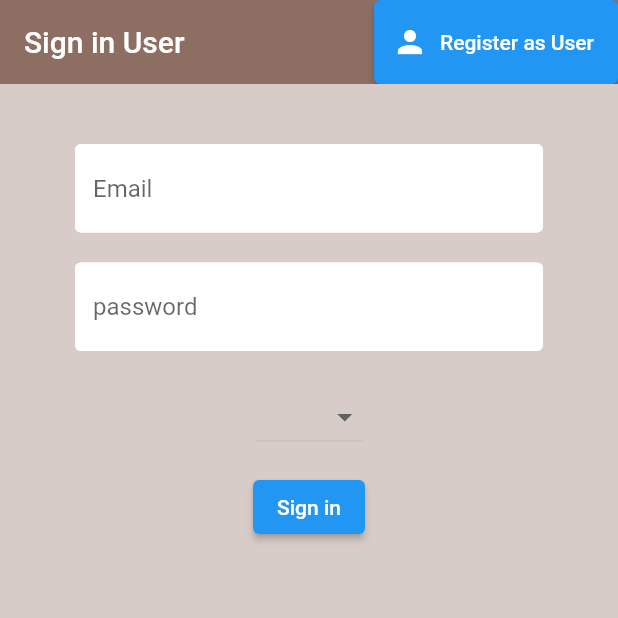
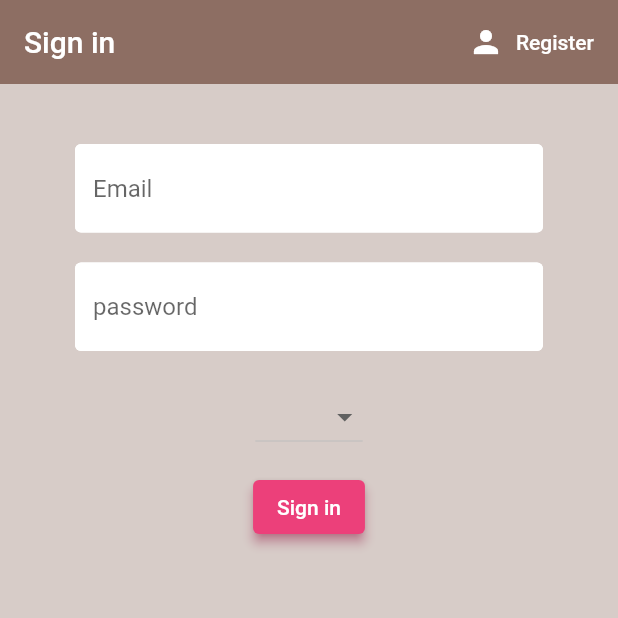
Before and after one commit to AjayKhalsa/MindEase_TE_Project, a Flutter app: the screen it shows after launch, on a phone screen of 412 x 824 dp, the top half of it. Run offline on Flutter 3.47's test engine with Material 2 defaults, Android fonts, the phone set to English and light mode, and no system bars; our stand-ins replace cloud_firestore, firebase_auth, flutter_spinkit; accounts and stored records are empty.

Commit message:
code color push, and working project
gand fati, gand bachi, project chala2.0

```diff
--- a/lib/globals.dart
+++ b/lib/globals.dart
@@ -0,0 +1,5 @@
+library my_prj.globals;
+
+import 'dart:io';
+
+String uid = "amit12";
--- a/lib/main.dart
+++ b/lib/main.dart
@@ -14,6 +14,8 @@ class MyApp extends StatelessWidget {
   @override
   Widget build(BuildContext context) {
     return StreamProvider<User>.value(
+
+
       value: AuthService().user,
       child: MaterialApp(
         home:Wrapper(),
--- a/lib/screens/authenticate/sign_in.dart
+++ b/lib/screens/authenticate/sign_in.dart
@@ -2,6 +2,7 @@ import 'package:flutter/material.dart';
 import 'package:flutter_app3/services/auth.dart';
 import 'package:flutter_app3/shared/constants.dart';
 import 'package:flutter_app3/shared/loading.dart';
+import 'package:flutter_app3/styleguide/colors.dart';
 //import 'package:flutter_app3/screens/authenticate/sign_in_doctor.dart';
 
 class SignIn extends StatefulWidget {
@@ -30,12 +31,18 @@ class _SignInState extends State<SignIn> {
             appBar: AppBar(
               backgroundColor: Colors.brown[400],
               elevation: 0.0,
-              title: Text('Sign in User'),
+              title: Text('Sign in'),
               actions: <Widget>[
-
                 ElevatedButton.icon(
+                  style: ButtonStyle(
+                    backgroundColor:
+                        MaterialStateProperty.all(brown), //Background Color
+                    elevation: MaterialStateProperty.all(0), //Defines Elevation
+                    shadowColor:
+                        MaterialStateProperty.all(brown), //Defines shadowColor
+                  ),
                   icon: Icon(Icons.person),
-                  label: Text('Register as User'),
+                  label: Text('Register'),
                   onPressed: () => widget.toggleView(),
                 ),
               ],
@@ -79,8 +86,16 @@ class _SignInState extends State<SignIn> {
                     ),
                     SizedBox(height: 12.0),
 
-                   ElevatedButton(
+                    ElevatedButton(
                       // color: Colors.pink[400],
+                      style: ButtonStyle(
+                        backgroundColor:
+                            MaterialStateProperty.all(pink), //Background Color
+                        elevation:
+                            MaterialStateProperty.all(3), //Defines Elevation
+                        shadowColor: MaterialStateProperty.all(
+                            pink), //Defines shadowColor
+                      ),
                       child: Text(
                         'Sign in',
                         style: TextStyle(color: Colors.white),
--- a/lib/styleguide/colors.dart
+++ b/lib/styleguide/colors.dart
@@ -8,3 +8,5 @@ const Color secondaryTextColor = Color(0xFF8391A0);
 const Color tertiaryTextColor = Color(0xFFB5ADAC);
 final Color greenColor = Colors.green.shade400;
 const Color blueColor = Colors.lightBlueAccent;
+final Color pink = Colors.pink.shade400;
+final Color brown = Colors.brown[400];
--- a/pubspec.yaml
+++ b/pubspec.yaml
@@ -34,7 +34,7 @@ dev_dependencies:
     sdk: flutter
   firebase_auth:
   cloud_firestore:
-  provider: ^3.1.0
+  provider: ^5.0.0
   flutter_spinkit: ^4.0.0
 
 # For information on the generic Dart part of this file, see the
```
Also changed, not shown: lib/screens/authenticate/register.dart (+16 -4 lines), lib/screens/home/home_doctor.dart (+9 -2 lines), lib/screens/home/home_user.dart (+9 -2 lines), pubspec.lock, 3 other files.
